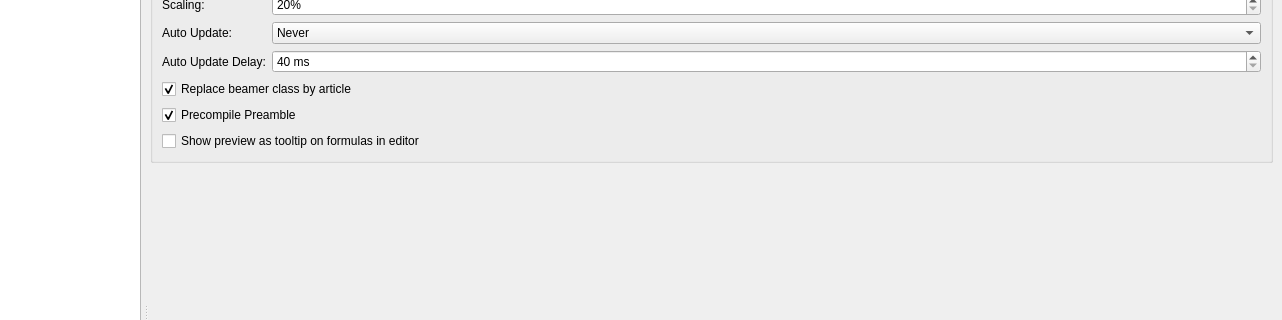
Old version of the form src/configdialog.ui in the repository texstudio-org/texstudio; both pictures show x 96 to 1378 and y 101 to 421 of the 1378 by 864 pixel window.
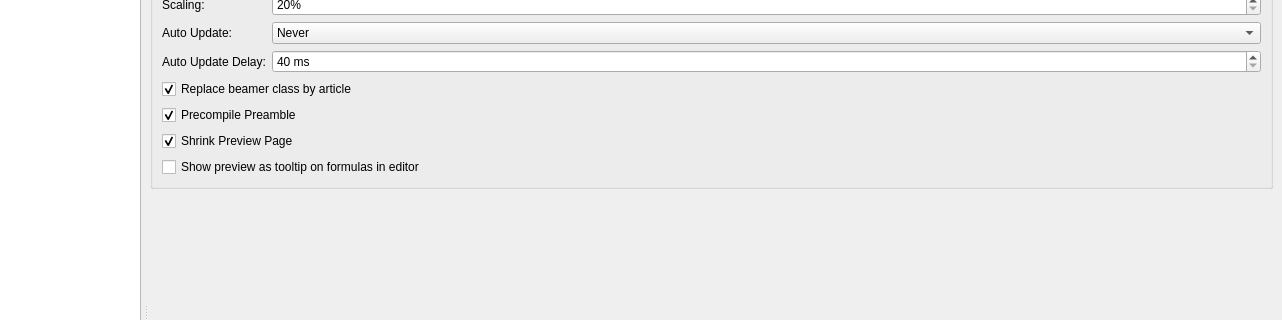
New version of the form. The open tabs and pages were chosen to show the change. Icons and pictures are not drawn.

Commit message: show preview with document's preamble (option)

```diff
--- a/src/configdialog.ui
+++ b/src/configdialog.ui
@@ -4050,6 +4050,19 @@
                    </widget>
                   </item>
                   <item row="7" column="0" colspan="2">
+                   <widget class="QCheckBox" name="checkBoxShrinkPreviewPage">
+                    <property name="text">
+                     <string>Shrink Preview Page</string>
+                    </property>
+                    <property name="toolTip">
+                     <string>With this option, the preview uses the smallest possible page to display the preview data within a minipage.</string>
+                    </property>
+                    <property name="checked">
+                     <bool>true</bool>
+                    </property>
+                   </widget>
+                  </item>
+                  <item row="8" column="0" colspan="2">
                    <widget class="QCheckBox" name="checkBoxToolTipPreview">
                     <property name="text">
                      <string>Show preview as tooltip on formulas in editor</string>
```
The commit also changes 4 other files.
